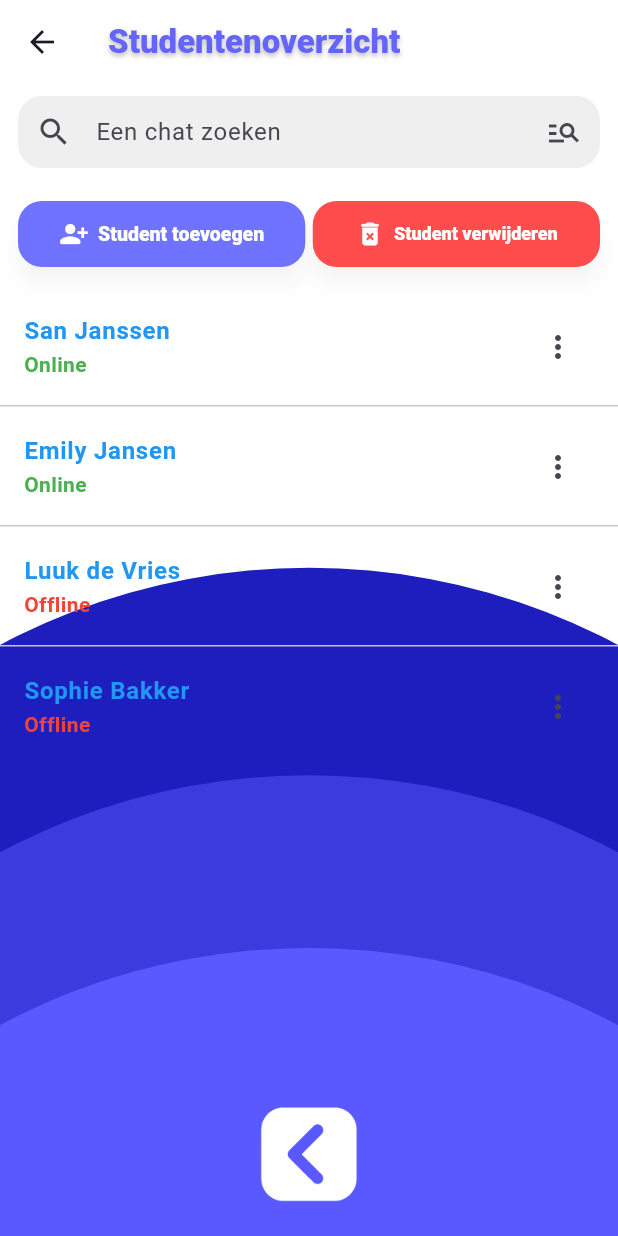
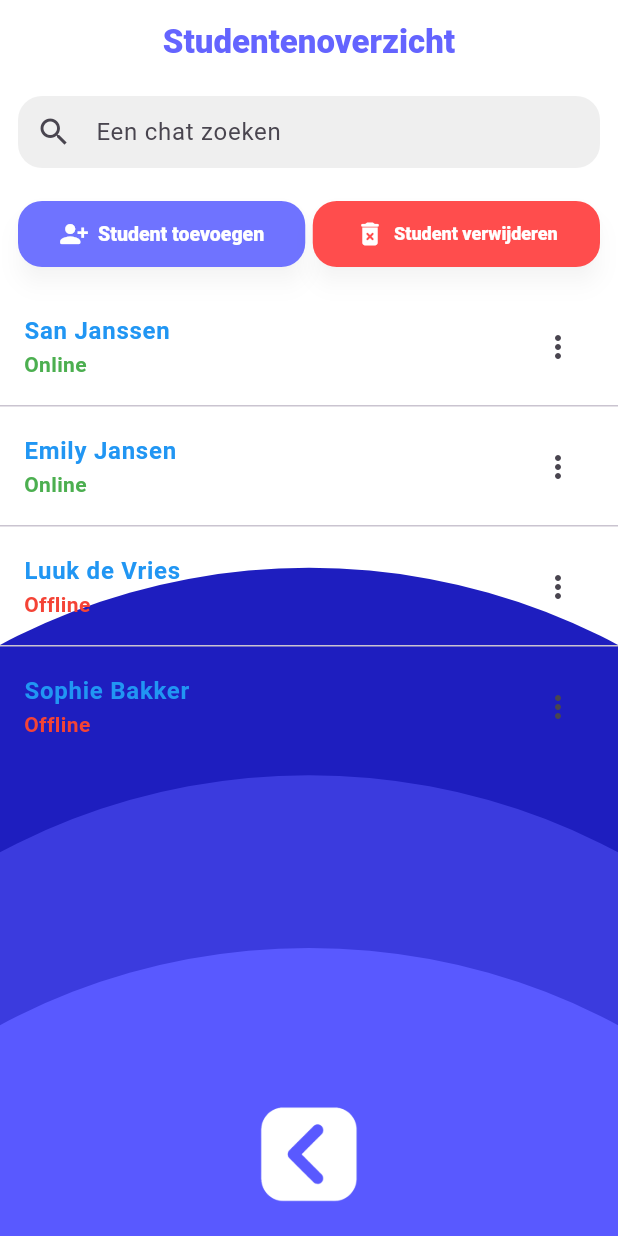
Before and after one commit to ArvidGrob/pro_chatbot, a Flutter app: the StudentOverviewPage screen opened directly, on a phone screen of 412 x 824 dp. Run offline on Flutter 3.47's test engine with Material 3 defaults, Android fonts, the phone set to English and light mode, and no system bars; our stand-ins replace file_picker, image_picker, speech_to_text; missing offline and left inert: record; accounts and stored records are empty.

Commit message:
Update student_overview page

```diff
--- a/pro_chatbot/lib/admindashboard/student_overview.dart
+++ b/pro_chatbot/lib/admindashboard/student_overview.dart
@@ -48,22 +48,16 @@ class _StudentOverviewPageState extends State<StudentOverviewPage> {
       appBar: AppBar(
         backgroundColor: Colors.white,
         elevation: 0,
+        automaticallyImplyLeading: false,
         title: const Text(
           'Studentenoverzicht',
           style: TextStyle(
             color: primary,
             fontSize: 22,
             fontWeight: FontWeight.w800,
-            shadows: [
-              Shadow(
-                offset: Offset(0, 2),
-                blurRadius: 4,
-                color: Colors.black26,
-              ),
-            ],
           ),
         ),
-        centerTitle: false,
+        centerTitle: true,
       ),
       body: WaveBackgroundLayout(
         backgroundColor: themeManager.backgroundColor,
@@ -82,7 +76,7 @@ class _StudentOverviewPageState extends State<StudentOverviewPage> {
                       hintText: 'Een chat zoeken',
                       prefixIcon: const Icon(Icons.search),
                       suffixIcon: (_searchCtrl.text.isEmpty)
-                          ? const Icon(Icons.manage_search_outlined)
+                          ? null
                           : IconButton(
                               icon: const Icon(Icons.clear),
                               onPressed: () {
@@ -132,6 +126,8 @@ class _StudentOverviewPageState extends State<StudentOverviewPage> {
                               shape: RoundedRectangleBorder(
                                 borderRadius: BorderRadius.circular(16),
                               ),
+                              padding:
+                                  const EdgeInsets.symmetric(horizontal: 8),
                               textStyle: const TextStyle(
                                 fontSize: 13,
                                 fontWeight: FontWeight.w900,
@@ -139,6 +135,7 @@ class _StudentOverviewPageState extends State<StudentOverviewPage> {
                             ),
                             child: const Row(
                               mainAxisAlignment: MainAxisAlignment.center,
+                              mainAxisSize: MainAxisSize.min,
                               children: [
                                 Icon(
                                   Icons.person_add_alt_1_rounded,
@@ -146,7 +143,12 @@ class _StudentOverviewPageState extends State<StudentOverviewPage> {
                                   size: 20,
                                 ),
                                 SizedBox(width: 6),
-                                Text('Student toevoegen'),
+                                Flexible(
+                                  child: Text(
+                                    'Student toevoegen',
+                                    overflow: TextOverflow.ellipsis,
+                                  ),
+                                ),
                               ],
                             ),
                           ),
@@ -175,6 +177,8 @@ class _StudentOverviewPageState extends State<StudentOverviewPage> {
                               shape: RoundedRectangleBorder(
                                 borderRadius: BorderRadius.circular(16),
                               ),
+                              padding:
+                                  const EdgeInsets.symmetric(horizontal: 8),
                               textStyle: const TextStyle(
                                 fontSize: 12,
                                 fontWeight: FontWeight.w900,
@@ -182,6 +186,7 @@ class _StudentOverviewPageState extends State<StudentOverviewPage> {
                             ),
                             child: const Row(
                               mainAxisAlignment: MainAxisAlignment.center,
+                              mainAxisSize: MainAxisSize.min,
                               children: [
                                 Icon(
                                   Icons.delete_forever_rounded,
@@ -189,7 +194,12 @@ class _StudentOverviewPageState extends State<StudentOverviewPage> {
                                   size: 20,
                                 ),
                                 SizedBox(width: 6),
-                                Text('Student verwijderen'),
+                                Flexible(
+                                  child: Text(
+                                    'Student verwijderen',
+                                    overflow: TextOverflow.ellipsis,
+                                  ),
+                                ),
                               ],
                             ),
                           ),
```
